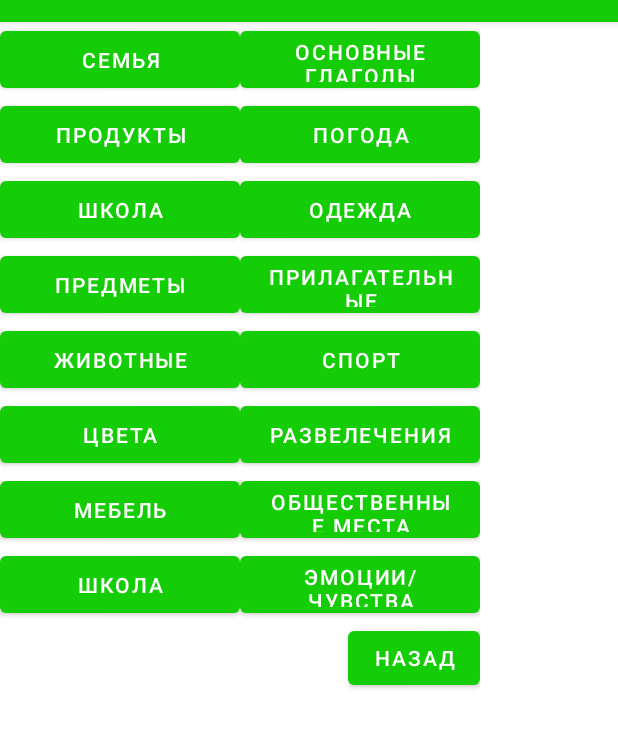
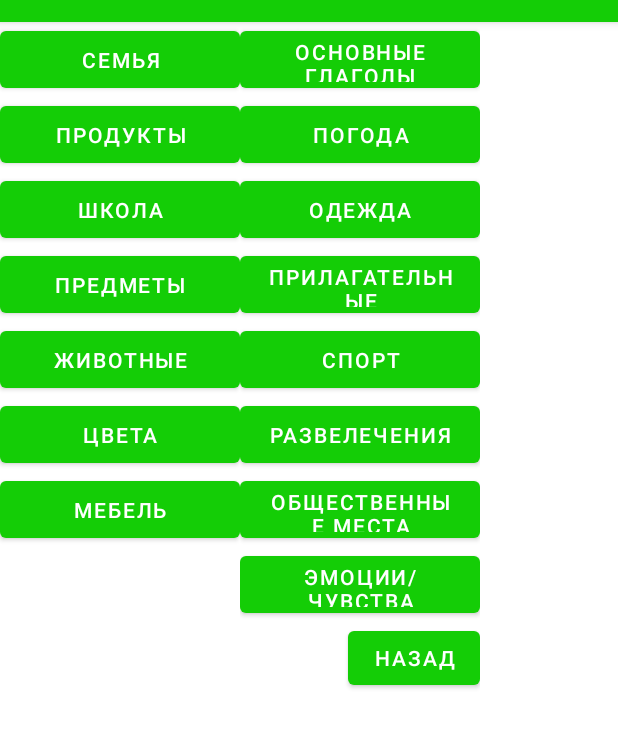
Before and after one commit to Klyushova/Esperanto, an Android app: the MenuWord screen opened directly, with no data from a screen before it, on a phone screen of 412 x 824 dp, the part 62-810 px from its top. Run offline under Robolectric (Android 15) with nearby library versions, the phone set to English and light mode, and no system bars.

Commit message:
word poddel

```diff
--- a/app/src/main/java/com/example/esperanto/Adapter.java
+++ b/app/src/main/java/com/example/esperanto/Adapter.java
@@ -41,8 +41,8 @@ public class Adapter extends RecyclerView.Adapter<Adapter.ViewHolder> {
 
         public ViewHolder(View view) {
             super(view);
-            name = view.findViewById(R.id.textViewRu);
-            description = view.findViewById(R.id.textViewES);
+            name = view.findViewById(R.id.textViewES);
+            description = view.findViewById(R.id.textViewRu);
         }
     }
 
--- a/app/src/main/java/com/example/esperanto/MenuWord.java
+++ b/app/src/main/java/com/example/esperanto/MenuWord.java
@@ -32,6 +32,21 @@ public class MenuWord extends AppCompatActivity {
         binding.fam.setOnClickListener(view -> {
             startActivity(wordOtobr.newInstance(this));
         });
+        binding.produkt.setOnClickListener(view -> {
+            startActivity(wordOtobr.newInstance(this));
+        });
+        binding.animals.setOnClickListener(view -> {
+            startActivity(wordOtobr.newInstance(this));
+        });
+        binding.flowers.setOnClickListener(view -> {
+            startActivity(wordOtobr.newInstance(this));
+        });
+        binding.mebel.setOnClickListener(view -> {
+            startActivity(wordOtobr.newInstance(this));
+        });
+        binding.shool.setOnClickListener(view -> {
+            startActivity(wordOtobr.newInstance(this));
+        });
 
     }
 }
--- a/app/src/main/res/layout/first_word.xml
+++ b/app/src/main/res/layout/first_word.xml
@@ -5,7 +5,7 @@
     android:layout_height="wrap_content"
     android:orientation="horizontal"
     android:id="@+id/list_item">
-        <TextView
+    <TextView
             android:id="@+id/textViewES"
             android:layout_width="wrap_content"
             android:layout_height="wrap_content"
--- a/app/src/main/res/layout/menu_word.xml
+++ b/app/src/main/res/layout/menu_word.xml
@@ -21,43 +21,43 @@
             android:layout_width="160dp"
             android:layout_height="50dp"
             android:layout_gravity="center"
-            android:text="продукты" />
+            android:text="продукты"
+            android:id="@+id/produkt"/>
 
         <Button
             android:layout_width="160dp"
             android:layout_height="50dp"
             android:layout_gravity="center"
-            android:text="школа" />
+            android:text="школа"
+            android:id="@+id/shool"/>
 
         <Button
             android:layout_width="160dp"
             android:layout_height="50dp"
             android:layout_gravity="center"
-            android:text="предметы" />
+            android:text="предметы"
+            android:id="@+id/predmet"/>
 
         <Button
             android:layout_width="160dp"
             android:layout_height="50dp"
             android:layout_gravity="center"
-            android:text="животные" />
+            android:text="животные"
+            android:id="@+id/animals"/>
 
         <Button
             android:layout_width="160dp"
             android:layout_height="50dp"
             android:layout_gravity="center"
-            android:text="Цвета" />
+            android:text="Цвета"
+            android:id="@+id/flowers"/>
 
         <Button
             android:layout_width="160dp"
             android:layout_height="50dp"
             android:layout_gravity="center"
-            android:text="мебель" />
-
-        <Button
-            android:layout_width="160dp"
-            android:layout_height="50dp"
-            android:layout_gravity="center"
-            android:text="школа" />
+            android:text="мебель"
+            android:id="@+id/mebel"/>
 
 
     </LinearLayout>
@@ -71,49 +71,57 @@
             android:layout_width="160dp"
             android:layout_height="50dp"
             android:layout_gravity="center"
-            android:text="основные глаголы" />
+            android:text="основные глаголы"
+            android:id="@+id/glagol"/>
 
         <Button
             android:layout_width="160dp"
             android:layout_height="50dp"
             android:layout_gravity="center"
-            android:text="погода" />
+            android:text="погода"
+            android:id="@+id/wether"/>
 
         <Button
             android:layout_width="160dp"
             android:layout_height="50dp"
             android:layout_gravity="center"
-            android:text="одежда" />
+            android:text="одежда"
+            android:id="@+id/odet"/>
 
         <Button
             android:layout_width="160dp"
             android:layout_height="50dp"
             android:layout_gravity="center"
-            android:text="прилагательные" />
+            android:text="прилагательные"
+            android:id="@+id/pril"/>
 
         <Button
             android:layout_width="160dp"
             android:layout_height="50dp"
             android:layout_gravity="center"
-            android:text="спорт" />
+            android:text="спорт"
+            android:id="@+id/sport"/>
 
         <Button
             android:layout_width="160dp"
             android:layout_height="50dp"
             android:layout_gravity="center"
-            android:text="развелечения" />
+            android:text="развелечения"
+            android:id="@+id/rathvlech"/>
 
         <Button
             android:layout_width="160dp"
             android:layout_height="50dp"
             android:layout_gravity="center"
-            android:text="общественные места" />
+            android:text="общественные места"
+            android:id="@+id/obschestvo"/>
 
         <Button
             android:layout_width="160dp"
             android:layout_height="50dp"
             android:layout_gravity="center"
-            android:text="эмоции/чувства" />
+            android:text="эмоции/чувства"
+            android:id="@+id/chyuka"/>
 
         <Button
             android:id="@+id/button"
--- a/app/src/main/res/layout/recicle_menu_word.xml
+++ b/app/src/main/res/layout/recicle_menu_word.xml
@@ -3,6 +3,11 @@
     android:layout_width="match_parent"
     android:layout_height="match_parent"
     android:orientation="vertical">
+    <Button
+        android:layout_width="match_parent"
+        android:layout_height="wrap_content"
+        android:id="@+id/exesize"
+        android:text="Задачи"/>
     <androidx.recyclerview.widget.RecyclerView
         android:layout_width="match_parent"
         android:layout_height="wrap_content"
```
Also changed, not shown: app/src/main/java/com/example/esperanto/WordTasto.java (added, +29 -0 lines), app/src/main/java/com/example/esperanto/wordOtobr.java (+23 -0 lines).
